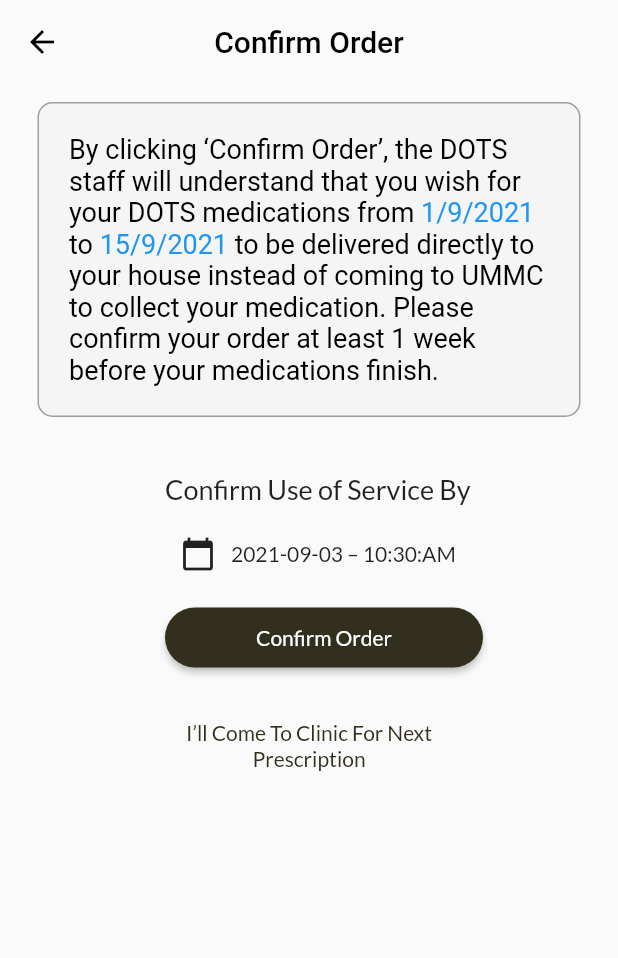
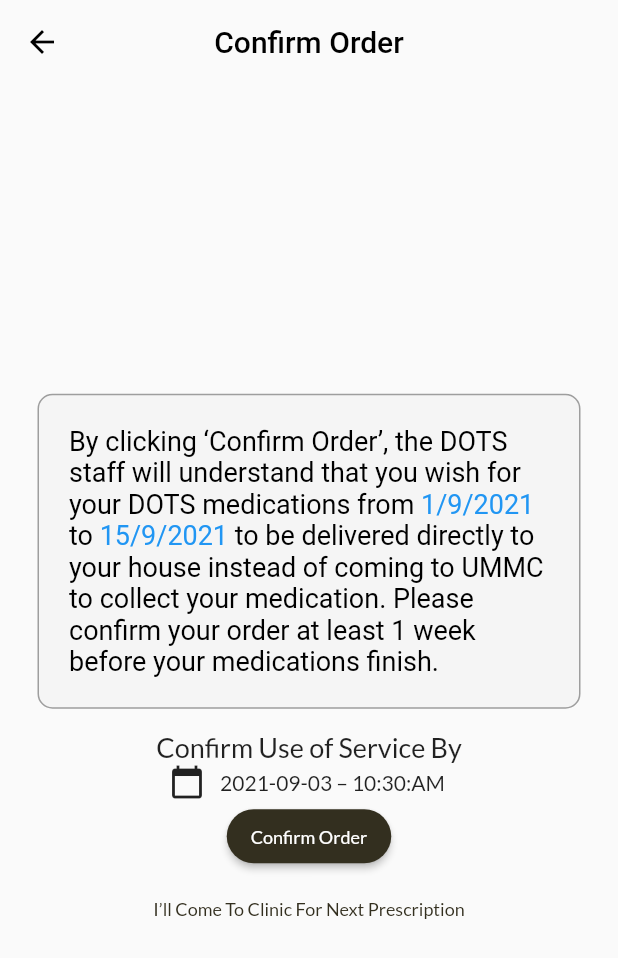
Before and after one commit to lydia0423/TB_e_health, a Flutter app: the DrugRequestScreen screen opened directly, on a phone screen of 412 x 824 dp. Shown: the top 958 px of the screen. Run offline on Flutter 3.47's test engine with Material 2 defaults, Android fonts, the phone set to English and light mode, and no system bars; our stand-ins replace bubble, cloud_firestore, date_format, device_preview, firebase_auth, firebase_core and 12 more; missing offline and left inert: android_alarm_manager; accounts and stored records are empty; statements that could not run were skipped.

Commit message:
remove unused page, update drug delivery layout abit.

```diff
--- a/lib/models/active_user.dart
+++ b/lib/models/active_user.dart
@@ -81,8 +81,6 @@ Future<DocumentSnapshot> getActiveUser() async {
 
 //? Retrieves data from Firestore and stores in an ActiveUser object
 Future<ActiveUser> myActiveUser({String? docId}) async {
-  Timer(Duration(seconds: 5), () {});
-
   String currentId;
   User? currentUser = FirebaseAuth.instance.currentUser;
   (docId == null) ? currentId = currentUser!.uid : currentId = docId;
--- a/lib/screens/drug_delivery/drug_request_list.dart
+++ b/lib/screens/drug_delivery/drug_request_list.dart
@@ -4,9 +4,8 @@ import 'package:flutter/widgets.dart';
 import 'package:tb_e_health/models/delivery_request.dart';
 import 'package:tb_e_health/models/active_user.dart';
 import 'package:tb_e_health/screens/drug_delivery/request_display_card.dart';
+import 'package:tb_e_health/screens/drug_delivery/drug_request_screen.dart';
 import 'package:tb_e_health/screens/shared/common_app_bar.dart';
-
-import 'drug_request_screen.dart';
 
 class DrugRequestListScreen extends StatefulWidget {
   @override
--- a/lib/screens/drug_delivery/drug_request_screen.dart
+++ b/lib/screens/drug_delivery/drug_request_screen.dart
@@ -1,5 +1,6 @@
 import 'package:flutter/material.dart';
 import 'package:intl/intl.dart';
+import 'package:tb_e_health/common/constants.dart';
 import 'package:tb_e_health/models/active_user.dart';
 import 'package:tb_e_health/models/delivery_request.dart';
 import 'package:tb_e_health/screens/shared/common_app_bar.dart';
@@ -22,8 +23,8 @@ class DrugRequestScreen extends StatelessWidget {
     return Scaffold(
       appBar: CommonAppBar(title: 'Confirm Order'),
       body: Column(
-        mainAxisAlignment: MainAxisAlignment.start,
-        crossAxisAlignment: CrossAxisAlignment.start,
+        mainAxisAlignment: MainAxisAlignment.center,
+        crossAxisAlignment: CrossAxisAlignment.center,
         children: [
           Container(
             margin: const EdgeInsets.fromLTRB(25.0, 8.0, 25.0, 15.0),
@@ -62,23 +63,13 @@ class DrugRequestScreen extends StatelessWidget {
                   ]),
             ),
           ),
-          SizedBox(
-            height: 12,
-          ),
-          Padding(
-            padding: const EdgeInsets.fromLTRB(110.0, 10.0, 0.0, 10.0),
-            child: Column(
-              mainAxisAlignment: MainAxisAlignment.start,
-              crossAxisAlignment: CrossAxisAlignment.start,
-              children: [
           Text(
             'Confirm Use of Service By',
             style: TextStyle(fontSize: 18),
           ),
-                SizedBox(height: 20.0),
-                Padding(
-                  padding: const EdgeInsets.only(left: 10.0),
-                  child: Row(
+          Row(
+            mainAxisAlignment: MainAxisAlignment.center,
+            crossAxisAlignment: CrossAxisAlignment.center,
             children: [
               Icon(Icons.calendar_today),
               SizedBox(
@@ -87,8 +78,6 @@ class DrugRequestScreen extends StatelessWidget {
               Text('$formattedDate'),
             ],
           ),
-                ),
-                SizedBox(height: 20.0),
           ElevatedButton(
             onPressed: () async {
               var now = DateTime.now();
@@ -107,13 +96,10 @@ class DrugRequestScreen extends StatelessWidget {
               // Get.back();
               Navigator.pop(context, "Bar");
             },
-                  child: SizedBox(
-                    height: 40,
-                    width: 180,
-                    child: Center(child: Text('Confirm Order')),
+            child: Container(
+                child: Text('Confirm Order',
+                    style: TextStyle(fontSize: Constants.buttonFs))),
           ),
-                ),
-                SizedBox(height: 20.0),
           TextButton(
             onPressed: () async {
               var now = DateTime.now();
@@ -132,21 +118,12 @@ class DrugRequestScreen extends StatelessWidget {
               // Get.back();
               Navigator.pop(context, "Bar");
             },
-                  child: Padding(
-                    padding: const EdgeInsets.only(right: 110.0),
-                    child: SizedBox(
-                      height: 40,
-                      width: 240,
-                      child: Center(
+            child: Container(
                 child: Text(
               'I’ll Come To Clinic For Next Prescription',
+              style: TextStyle(fontSize: Constants.buttonFs),
               textAlign: TextAlign.center,
             )),
-                    ),
-                  ),
-                ),
-              ],
-            ),
           ),
         ],
       ),
--- a/lib/screens/home_screen.dart
+++ b/lib/screens/home_screen.dart
@@ -113,7 +113,6 @@ class _HomeScreenState extends State<HomeScreen> {
                           pushNewScreen(
                             context,
                             screen: DrugRequestListScreen(),
-                            // screen: DrugDeliveryScreen(),
                             withNavBar:
                                 true, // OPTIONAL VALUE. True by default.
                           );
```
Also changed, not shown: lib/screens/drug_delivery/drug_delivery_screen.dart (deleted, +0 -76 lines), lib/screens/drug_delivery/faq_screen.dart (deleted, +0 -68 lines), lib/screens/drug_delivery/request_display_card.dart (+6 -77 lines). Lines whose indentation alone changed are shown as unchanged.
